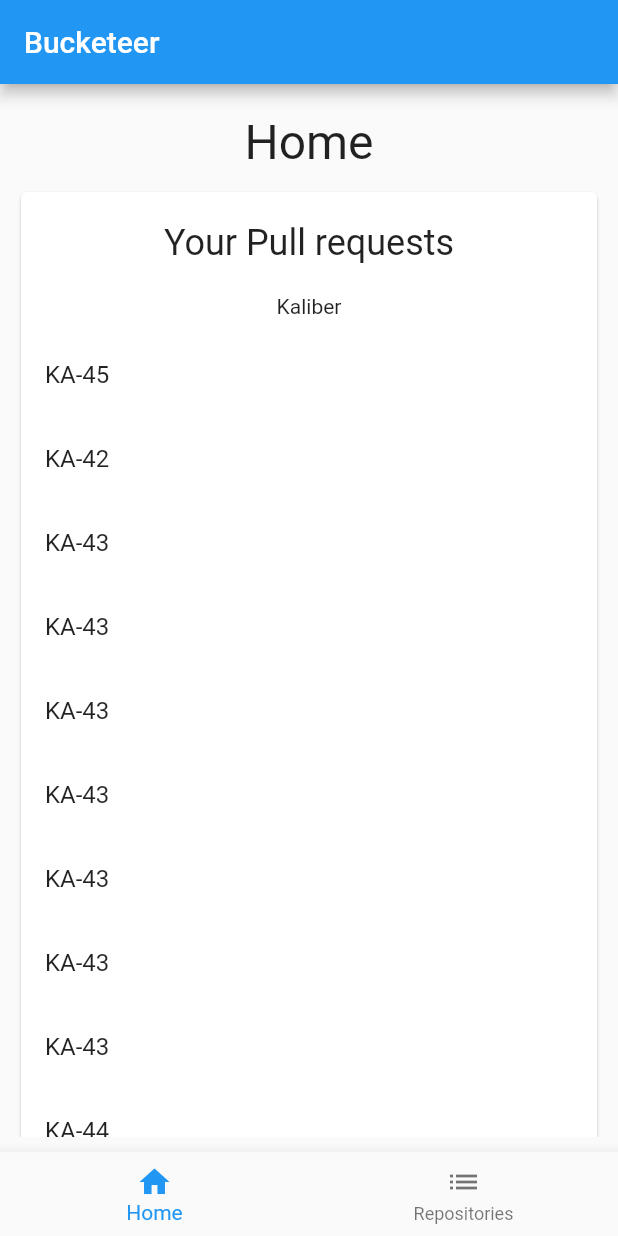
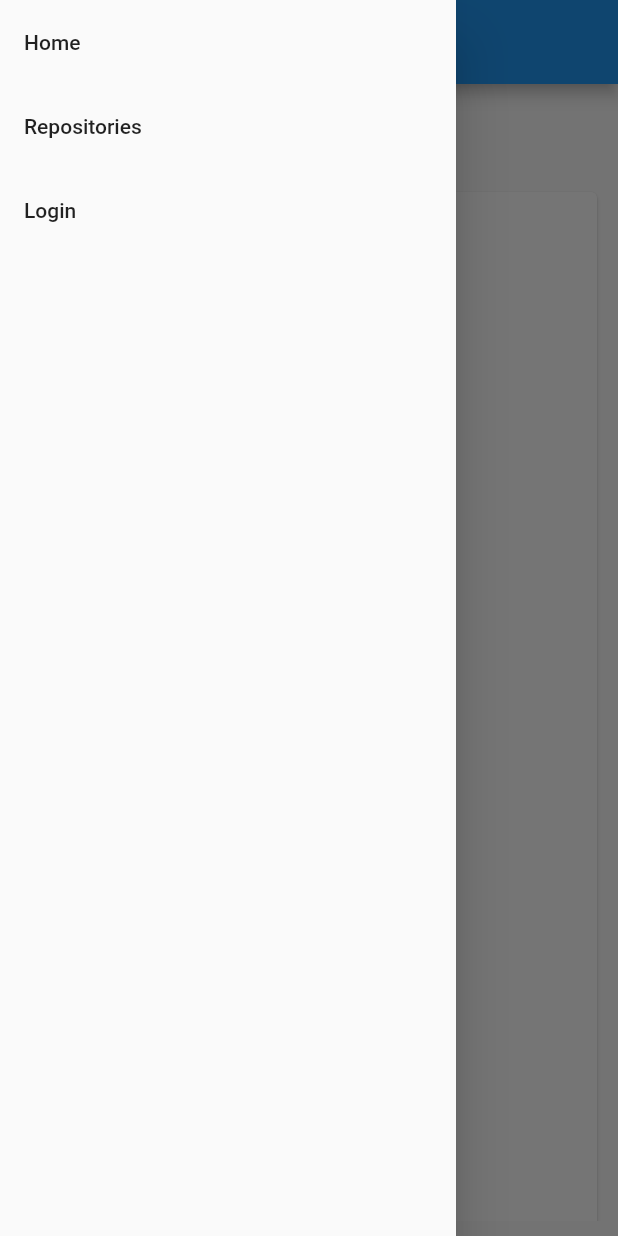
Before and after one commit to jordyvandomselaar/bitbucket-app, a Flutter app: the screen it shows after launch, with the side drawer open (before the commit the screen has no drawer), on a phone screen of 412 x 824 dp. Run offline on Flutter 3.47's test engine with Material 2 defaults, Android fonts, the phone set to English and light mode, and no system bars.

Commit message:
Add basic env, add login page for bitbucket, add side menu.

```diff
--- a/lib/main.dart
+++ b/lib/main.dart
@@ -16,7 +16,7 @@ class BitbucketApp extends StatelessWidget {
       ),
       home: new home.Index(),
       routes: <String, WidgetBuilder>{
-        "/repositories": (BuildContext context) => new Index(),
+        "/repositories": (_) => new Index(),
       },
     );
   }
--- a/lib/src/components/bottomNavigation/bottomNavigation.dart
+++ /dev/null
@@ -1,41 +0,0 @@
-import "package:bitbucket_app/src/components/contexts/navigationContext.dart";
-import "package:flutter/material.dart";
-
-class BottomNavigation extends StatelessWidget {
-  const BottomNavigation();
-
-  @override
-  Widget build(BuildContext context) {
-    final NavigationContext nc = NavigationContext.of(context);
-
-    return new BottomNavigationBar(
-        currentIndex: nc.page.value,
-        items: <BottomNavigationBarItem>[
-          new BottomNavigationBarItem(
-            icon: new Icon(Icons.home),
-            title: new Text("Home"),
-          ),
-          new BottomNavigationBarItem(
-              icon: new Icon(Icons.list),
-              title: new Text("Repositories")
-          ),
-        ],
-        onTap: (int index) {
-          if (index == nc.page.value) {
-            return;
-          }
-
-          nc.page.value = index;
-
-          switch (index) {
-            case 0:
-              Navigator.of(context).pushNamed("/");
-              break;
-            case 1:
-              Navigator.of(context).pushNamed("/repositories");
-              break;
-          }
-        }
-    );
-  }
-}
--- a/lib/src/components/connectedBottomNavigation/connectedBottomNavigation.dart
+++ /dev/null
@@ -1,38 +0,0 @@
-import 'package:bitbucket_app/src/components/bottomNavigation/bottomNavigation.dart';
-import 'package:bitbucket_app/src/components/contexts/navigationContext.dart';
-import "package:flutter/material.dart";
-
-ValueNotifier<int> page = new ValueNotifier(0);
-
-class ConnectedBottomNavigation extends StatefulWidget {
-  @override
-  State createState() {
-    return new _State();
-  }
-}
-
-class _State extends State<ConnectedBottomNavigation> {
-  @override
-  void initState() {
-    super.initState();
-    page.addListener(didValueChange);
-  }
-
-  didValueChange() {
-    setState(() {});
-  }
-
-  @override
-  Widget build(BuildContext context) {
-    return new NavigationContext(
-        page,
-        new BottomNavigation()
-    );
-  }
-
-  @override
-  void dispose() {
-    super.dispose();
-    page.removeListener(didValueChange);
-  }
-}
--- a/lib/src/components/contexts/navigationContext.dart
+++ /dev/null
@@ -1,17 +0,0 @@
-import "package:flutter/material.dart";
-
-class NavigationContext extends InheritedWidget {
-  ValueNotifier<int> page;
-  final Widget child;
-
-  NavigationContext(this.page, this.child) : super(child: child);
-
-  static NavigationContext of(BuildContext c) {
-    return c.inheritFromWidgetOfExactType(NavigationContext);
-  }
-
-  @override
-  bool updateShouldNotify(NavigationContext oldWidget) {
-    return page.value != page.value;
-  }
-}
--- a/lib/src/components/layouts/main.dart
+++ b/lib/src/components/layouts/main.dart
@@ -1,4 +1,4 @@
-import 'package:bitbucket_app/src/components/connectedBottomNavigation/connectedBottomNavigation.dart';
+import 'package:bitbucket_app/src/components/sideNavigation/sideNavigation.dart';
 import "package:flutter/material.dart";
 
 class Main extends StatelessWidget {
@@ -15,12 +15,11 @@ class Main extends StatelessWidget {
       appBar: new AppBar(
         title: new Text("Bucketeer"),
       ),
+      drawer: new SideNavigation(),
       body: new Container(
         child: this.body,
         padding: const EdgeInsets.all(10.0),
       ),
-
-        bottomNavigationBar: new ConnectedBottomNavigation()
     );
   }
 }
--- /dev/null
+++ b/lib/src/components/sideNavigation/sideNavigation.dart
@@ -0,0 +1,31 @@
+import 'package:bitbucket_app/env/env.dart';
+import "package:flutter/material.dart";
+import "package:url_launcher/url_launcher.dart" show launch;
+
+class SideNavigation extends StatelessWidget {
+  const SideNavigation();
+
+  @override
+  Widget build(BuildContext context) {
+    return new Drawer(
+      child: new ListView(
+        children: <Widget>[
+          new ListTile(
+            title: new Text("Home"),
+            onTap: () => Navigator.pushNamed(context, "/"),
+          ),
+          new ListTile(
+            title: new Text("Repositories"),
+            onTap: () => Navigator.pushNamed(context, "/repositories"),
+          ),
+          new ListTile(
+            title: new Text("Login"),
+            onTap: () async {
+              await launch(await Env.get("url"), forceWebView: true);
+            },
+          )
+        ],
+      ),
+    );
+  }
+}
--- a/pubspec.yaml
+++ b/pubspec.yaml
@@ -4,6 +4,7 @@ description: A new Flutter project.
 dependencies:
   flutter:
     sdk: flutter
+  url_launcher: ^3.0.0
 
   # The following adds the Cupertino Icons font to your application.
   # Use with the CupertinoIcons class for iOS style icons.
@@ -29,6 +30,8 @@ flutter:
   # assets:
   #  - images/a_dot_burr.jpeg
   #  - images/a_dot_ham.jpeg
+  assets:
+    - lib/assets/.env.json
 
   # An image asset can refer to one or more resolution-specific "variants", see
   # https://flutter.io/assets-and-images/#resolution-aware.
```
Also changed, not shown: lib/auth/oAuth.dart (added, +22 -0 lines), 5 other files. Lines whose indentation alone changed are shown as unchanged.
